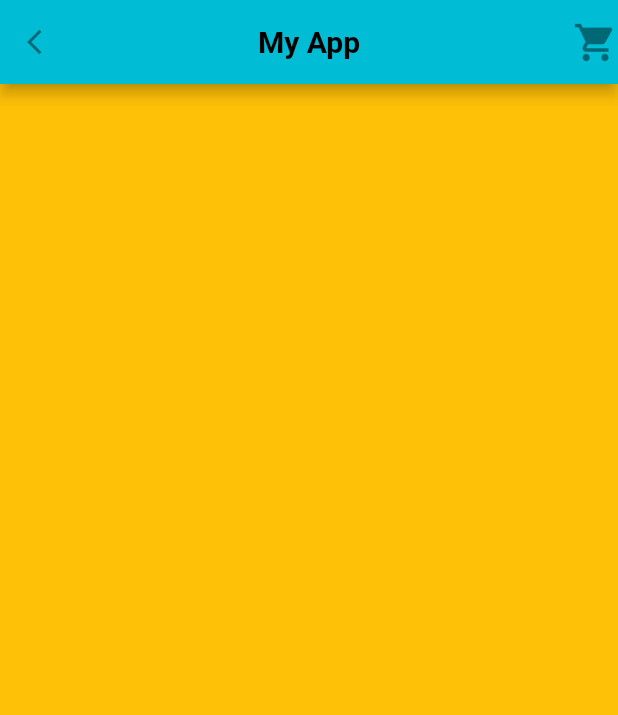
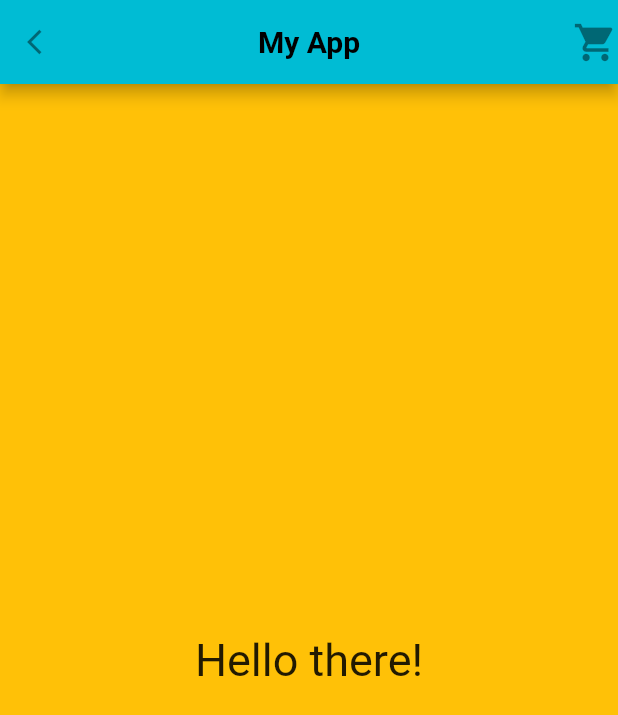
Before and after one commit to Ashhad08/Flutter-Classes-, a Flutter app: the screen it shows after launch, on a phone screen of 412 x 824 dp. Shown: the top 715 px of the screen. Run offline on Flutter 3.47's test engine with Material 2 defaults, Android fonts, the phone set to English and light mode, and no system bars.

Commit message:
Flutter Classes!

```diff
--- a/lib/main.dart
+++ b/lib/main.dart
@@ -36,6 +36,14 @@ class MyApp extends StatelessWidget {
             ),
           ],
         ),
+        body: const Center(
+          child: Text(
+            'Hello there!',
+            style: TextStyle(
+              fontSize: 30,
+            ),
+          ),
+        ),
       ),
     );
   }
```
